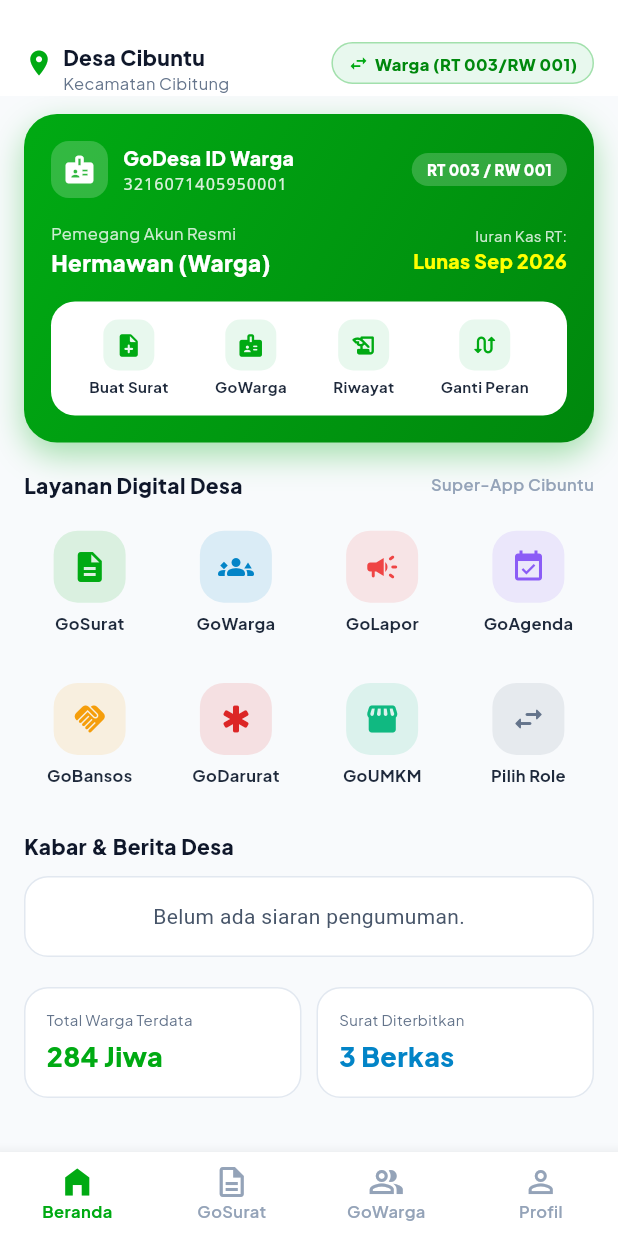
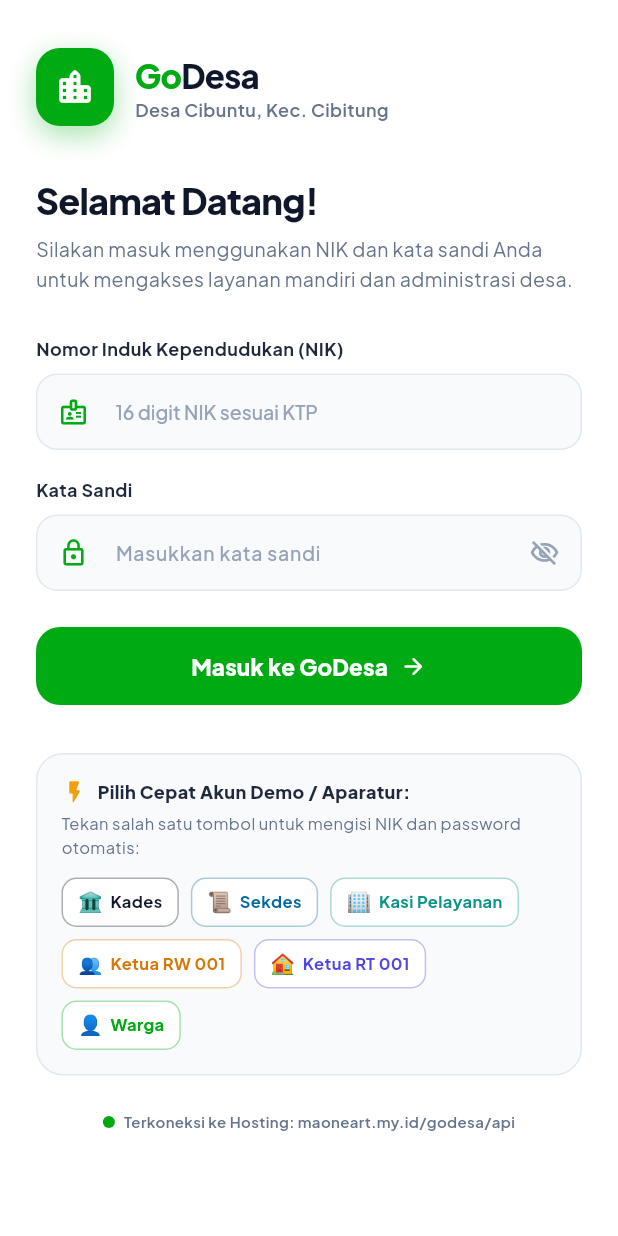
Before and after one commit to maoneart/GoDesa, a Flutter app: the screen it shows after launch, on a phone screen of 412 x 824 dp. Run offline on Flutter 3.47's test engine with Material 3 defaults, Android fonts, the phone set to English and light mode, and no system bars; our stand-ins replace google_fonts, shared_preferences; accounts and stored records are empty.

Commit message:
feat: add Gojek UI LoginScreen with NIK and password, quick demo account switcher, and logout flow

```diff
--- /dev/null
+++ b/flutter_godesa/lib/screens/auth/login_screen.dart
@@ -0,0 +1,512 @@
+import 'package:flutter/material.dart';
+import 'package:flutter/services.dart';
+import 'package:google_fonts/google_fonts.dart';
+import '../../config/app_theme.dart';
+import '../../config/api_config.dart';
+import '../../services/auth_service.dart';
+import '../../widgets/maoneart_modal.dart';
+import '../home_screen.dart';
+
+class LoginScreen extends StatefulWidget {
+  const LoginScreen({super.key});
+
+  @override
+  State<LoginScreen> createState() => _LoginScreenState();
+}
+
+class _LoginScreenState extends State<LoginScreen> {
+  final TextEditingController _nikController = TextEditingController();
+  final TextEditingController _passController = TextEditingController();
+  bool _obscurePassword = true;
+  bool _isLoading = false;
+
+  @override
+  void dispose() {
+    _nikController.dispose();
+    _passController.dispose();
+    super.dispose();
+  }
+
+  void _handleQuickFill({
+    required String title,
+    required String nik,
+    required String pass,
+  }) {
+    _nikController.text = nik;
+    _passController.text = pass;
+    ScaffoldMessenger.of(context).showSnackBar(
+      SnackBar(
+        content: Text(
+          'Akun $title terpilih. Tekan "Masuk ke GoDesa" untuk login.',
+          style: GoogleFonts.plusJakartaSans(fontSize: 12),
+        ),
+        backgroundColor: const Color(0xFF0F172A),
+        behavior: SnackBarBehavior.floating,
+        duration: const Duration(seconds: 2),
+      ),
+    );
+  }
+
+  Future<void> _performLogin() async {
+    final nik = _nikController.text.trim();
+    final pass = _passController.text.trim();
+
+    if (nik.isEmpty) {
+      MaoneArtModal.showAlert(
+        context: context,
+        title: 'NIK Belum Diisi',
+        message: 'Silakan masukkan 16 digit Nomor Induk Kependudukan (NIK) Anda.',
+        icon: Icons.badge_outlined,
+      );
+      return;
+    }
+
+    if (pass.isEmpty) {
+      MaoneArtModal.showAlert(
+        context: context,
+        title: 'Password Belum Diisi',
+        message: 'Silakan masukkan kata sandi akun Anda.',
+        icon: Icons.lock_outline,
+      );
+      return;
+    }
+
+    setState(() => _isLoading = true);
+
+    try {
+      final success = await AuthService().login(nik, pass);
+      if (!mounted) return;
+      setState(() => _isLoading = false);
+
+      if (success) {
+        Navigator.pushReplacement(
+          context,
+          MaterialPageRoute(builder: (_) => const HomeScreen()),
+        );
+      } else {
+        MaoneArtModal.showAlert(
+          context: context,
+          title: 'Gagal Masuk',
+          message: 'NIK atau Password yang Anda masukkan salah. Pastikan data akun Anda sudah sesuai.',
+          isDanger: true,
+          icon: Icons.error_outline_rounded,
+        );
+      }
+    } catch (e) {
+      if (!mounted) return;
+      setState(() => _isLoading = false);
+      MaoneArtModal.showAlert(
+        context: context,
+        title: 'Koneksi Server Bermasalah',
+        message: 'Tidak dapat terhubung ke server API Desa ($e). Pastikan koneksi internet Anda aktif.',
+        isDanger: true,
+        icon: Icons.wifi_off_rounded,
+      );
+    }
+  }
+
+  @override
+  Widget build(BuildContext context) {
+    return Scaffold(
+      backgroundColor: Colors.white,
+      body: SafeArea(
+        child: SingleChildScrollView(
+          padding: const EdgeInsets.symmetric(horizontal: 24, vertical: 20),
+          child: Column(
+            crossAxisAlignment: CrossAxisAlignment.start,
+            children: [
+              const SizedBox(height: 12),
+
+              // Logo & App Branding
+              Row(
+                children: [
+                  Container(
+                    width: 52,
+                    height: 52,
+                    decoration: BoxDecoration(
+                      color: AppTheme.gojekGreen,
+                      borderRadius: BorderRadius.circular(16),
+                      boxShadow: [
+                        BoxShadow(
+                          color: AppTheme.gojekGreen.withOpacity(0.35),
+                          blurRadius: 16,
+                          offset: const Offset(0, 6),
+                        )
+                      ],
+                    ),
+                    child: const Icon(
+                      Icons.location_city_rounded,
+                      size: 28,
+                      color: Colors.white,
+                    ),
+                  ),
+                  const SizedBox(width: 14),
+                  Column(
+                    crossAxisAlignment: CrossAxisAlignment.start,
+                    children: [
+                      Row(
+                        children: [
+                          Text(
+                            'Go',
+                            style: GoogleFonts.plusJakartaSans(
+                              fontSize: 22,
+                              fontWeight: FontWeight.w900,
+                              color: AppTheme.gojekGreen,
+                              letterSpacing: -0.5,
+                            ),
+                          ),
+                          Text(
+                            'Desa',
+                            style: GoogleFonts.plusJakartaSans(
+                              fontSize: 22,
+                              fontWeight: FontWeight.w900,
+                              color: const Color(0xFF0F172A),
+                              letterSpacing: -0.5,
+                            ),
+                          ),
+                        ],
+                      ),
+                      Text(
+                        'Desa Cibuntu, Kec. Cibitung',
+                        style: GoogleFonts.plusJakartaSans(
+                          fontSize: 12,
+                          fontWeight: FontWeight.w600,
+                          color: const Color(0xFF64748B),
+                        ),
+                      ),
+                    ],
+                  ),
+                ],
+              ),
+
+              const SizedBox(height: 32),
+
+              // Greeting
+              Text(
+                'Selamat Datang!',
+                style: GoogleFonts.plusJakartaSans(
+                  fontSize: 24,
+                  fontWeight: FontWeight.w900,
+                  color: const Color(0xFF0F172A),
+                  letterSpacing: -0.5,
+                ),
+              ),
+              const SizedBox(height: 6),
+              Text(
+                'Silakan masuk menggunakan NIK dan kata sandi Anda untuk mengakses layanan mandiri dan administrasi desa.',
+                style: GoogleFonts.plusJakartaSans(
+                  fontSize: 13,
+                  height: 1.5,
+                  color: const Color(0xFF64748B),
+                ),
+              ),
+
+              const SizedBox(height: 28),
+
+              // Form NIK
+              Text(
+                'Nomor Induk Kependudukan (NIK)',
+                style: GoogleFonts.plusJakartaSans(
+                  fontSize: 12,
+                  fontWeight: FontWeight.w700,
+                  color: const Color(0xFF1E293B),
+                ),
+              ),
+              const SizedBox(height: 8),
+              Container(
+                decoration: BoxDecoration(
+                  color: const Color(0xFFF8FAFC),
+                  borderRadius: BorderRadius.circular(14),
+                  border: Border.all(color: const Color(0xFFE2E8F0)),
+                ),
+                child: TextField(
+                  controller: _nikController,
+                  keyboardType: TextInputType.number,
+                  inputFormatters: [
+                    FilteringTextInputFormatter.digitsOnly,
+                    LengthLimitingTextInputFormatter(18),
+                  ],
+                  style: GoogleFonts.plusJakartaSans(
+                    fontSize: 14,
+                    fontWeight: FontWeight.w700,
+                    letterSpacing: 1.2,
+                    color: const Color(0xFF0F172A),
+                  ),
+                  decoration: InputDecoration(
+                    prefixIcon: const Icon(Icons.badge_outlined, color: AppTheme.gojekGreen, size: 20),
+                    suffixIcon: _nikController.text.isNotEmpty
+                        ? IconButton(
+                            icon: const Icon(Icons.clear, size: 18, color: Color(0xFF94A3B8)),
+                            onPressed: () => setState(() => _nikController.clear()),
+                          )
+                        : null,
+                    hintText: '16 digit NIK sesuai KTP',
+                    hintStyle: GoogleFonts.plusJakartaSans(
+                      fontSize: 13,
+                      fontWeight: FontWeight.w500,
+                      letterSpacing: 0,
+                      color: const Color(0xFF94A3B8),
+                    ),
+                    border: InputBorder.none,
+                    contentPadding: const EdgeInsets.symmetric(horizontal: 16, vertical: 14),
+                  ),
+                  onChanged: (_) => setState(() {}),
+                ),
+              ),
+
+              const SizedBox(height: 18),
+
+              // Form Password
+              Text(
+                'Kata Sandi',
+                style: GoogleFonts.plusJakartaSans(
+                  fontSize: 12,
+                  fontWeight: FontWeight.w700,
+                  color: const Color(0xFF1E293B),
+                ),
+              ),
+              const SizedBox(height: 8),
+              Container(
+                decoration: BoxDecoration(
+                  color: const Color(0xFFF8FAFC),
+                  borderRadius: BorderRadius.circular(14),
+                  border: Border.all(color: const Color(0xFFE2E8F0)),
+                ),
+                child: TextField(
+                  controller: _passController,
+                  obscureText: _obscurePassword,
+                  style: GoogleFonts.plusJakartaSans(
+                    fontSize: 14,
+                    fontWeight: FontWeight.w600,
+                    color: const Color(0xFF0F172A),
+                  ),
+                  decoration: InputDecoration(
+                    prefixIcon: const Icon(Icons.lock_outline, color: AppTheme.gojekGreen, size: 20),
+                    suffixIcon: IconButton(
+                      icon: Icon(
+                        _obscurePassword ? Icons.visibility_off_outlined : Icons.visibility_outlined,
+                        size: 20,
+                        color: const Color(0xFF94A3B8),
+                      ),
+                      onPressed: () => setState(() => _obscurePassword = !_obscurePassword),
+                    ),
+                    hintText: 'Masukkan kata sandi',
+                    hintStyle: GoogleFonts.plusJakartaSans(
+                      fontSize: 13,
+                      fontWeight: FontWeight.w500,
+                      color: const Color(0xFF94A3B8),
+                    ),
+                    border: InputBorder.none,
+                    contentPadding: const EdgeInsets.symmetric(horizontal: 16, vertical: 14),
+                  ),
+                ),
+              ),
+
+              const SizedBox(height: 24),
+
+              // Primary Login Button
+              SizedBox(
+                width: double.infinity,
+                height: 52,
+                child: ElevatedButton(
+                  onPressed: _isLoading ? null : _performLogin,
+                  style: ElevatedButton.styleFrom(
+                    backgroundColor: AppTheme.gojekGreen,
+                    foregroundColor: Colors.white,
+                    elevation: 0,
+                    shape: RoundedRectangleBorder(
+                      borderRadius: BorderRadius.circular(16),
+                    ),
+                  ),
+                  child: _isLoading
+                      ? const SizedBox(
+                          width: 22,
+                          height: 22,
+                          child: CircularProgressIndicator(
+                            strokeWidth: 2.5,
+                            valueColor: AlwaysStoppedAnimation<Color>(Colors.white),
+                          ),
+                        )
+                      : Row(
+                          mainAxisAlignment: MainAxisAlignment.center,
+                          children: [
+                            Text(
+                              'Masuk ke GoDesa',
+                              style: GoogleFonts.plusJakartaSans(
+                                fontSize: 15,
+                                fontWeight: FontWeight.w800,
+                              ),
+                            ),
+                            const SizedBox(width: 8),
+                            const Icon(Icons.arrow_forward_rounded, size: 18),
+                          ],
+                        ),
+                ),
+              ),
+
+              const SizedBox(height: 32),
+
+              // Quick Accounts Section for Demo & Aparatur
+              Container(
+                padding: const EdgeInsets.all(16),
+                decoration: BoxDecoration(
+                  color: const Color(0xFFF8FAFC),
+                  borderRadius: BorderRadius.circular(18),
+                  border: Border.all(color: const Color(0xFFE2E8F0)),
+                ),
+                child: Column(
+                  crossAxisAlignment: CrossAxisAlignment.start,
+                  children: [
+                    Row(
+                      children: [
+                        const Icon(Icons.flash_on_rounded, size: 18, color: Color(0xFFF59E0B)),
+                        const SizedBox(width: 6),
+                        Text(
+                          'Pilih Cepat Akun Demo / Aparatur:',
+                          style: GoogleFonts.plusJakartaSans(
+                            fontSize: 12,
+                            fontWeight: FontWeight.w800,
+                            color: const Color(0xFF1E293B),
+                          ),
+                        ),
+                      ],
+                    ),
+                    const SizedBox(height: 4),
+                    Text(
+                      'Tekan salah satu tombol untuk mengisi NIK dan password otomatis:',
+                      style: GoogleFonts.plusJakartaSans(
+                        fontSize: 11,
+                        color: const Color(0xFF64748B),
+                      ),
+                    ),
+                    const SizedBox(height: 12),
+                    Wrap(
+                      spacing: 8,
+                      runSpacing: 8,
+                      children: [
+                        _buildQuickChip(
+                          icon: '🏛️',
+                          title: 'Kades',
+                          name: 'H. Abdul Rohim, S.Sos',
+                          nik: '3216070000000002',
+                          pass: 'kades123',
+                          color: const Color(0xFF0F172A),
+                        ),
+                        _buildQuickChip(
+                          icon: '📜',
+                          title: 'Sekdes',
+                          name: 'H. Muhammad Ridwan',
+                          nik: '3216070000000004',
+                          pass: 'sekdes123',
+                          color: const Color(0xFF0369A1),
+                        ),
+                        _buildQuickChip(
+                          icon: '🏢',
+                          title: 'Kasi Pelayanan',
+                          name: 'Rahmat Hidayat',
+                          nik: '3216070000000003',
+                          pass: 'staff123',
+                          color: const Color(0xFF0D9488),
+                        ),
+                        _buildQuickChip(
+                          icon: '👥',
+                          title: 'Ketua RW 001',
+                          name: 'Bpk. H. Warsito',
+                          nik: '32160701000000005',
+                          pass: 'rw123',
+                          color: const Color(0xFFD97706),
+                        ),
+                        _buildQuickChip(
+                          icon: '🏠',
+                          title: 'Ketua RT 001',
+                          name: 'Bpk. Sutisna',
+                          nik: '3216070101000001',
+                          pass: 'rt123',
+                          color: const Color(0xFF4F46E5),
+                        ),
+                        _buildQuickChip(
+                          icon: '👤',
+                          title: 'Warga',
+                          name: 'Budi Kusuma (KK)',
+                          nik: '32160710890001',
+                          pass: 'warga123',
+                          color: AppTheme.gojekGreen,
+                        ),
+                      ],
+                    ),
+                  ],
+                ),
+              ),
+
+              const SizedBox(height: 24),
+
+              // Server Indicator
+              Center(
+                child: Row(
+                  mainAxisSize: MainAxisSize.min,
+                  children: [
+                    Container(
+                      width: 8,
+                      height: 8,
+                      decoration: const BoxDecoration(
+                        color: AppTheme.gojekGreen,
+                        shape: BoxShape.circle,
+                      ),
+                    ),
+                    const SizedBox(width: 6),
+                    Text(
+                      'Terkoneksi ke Hosting: ${ApiConfig.baseUrl.replaceAll('https://', '')}',
+                      style: GoogleFonts.plusJakartaSans(
+                        fontSize: 10,
+                        fontWeight: FontWeight.w600,
+                        color: const Color(0xFF64748B),
+                      ),
+                    ),
+                  ],
+                ),
+              ),
+              const SizedBox(height: 16),
+            ],
+          ),
+        ),
+      ),
+    );
+  }
+
+  Widget _buildQuickChip({
+    required String icon,
+    required String title,
+    required String name,
+    required String nik,
+    required String pass,
+    required Color color,
+  }) {
+    return InkWell(
+      onTap: () => _handleQuickFill(title: title, nik: nik, pass: pass),
+      borderRadius: BorderRadius.circular(10),
+      child: Container(
+        padding: const EdgeInsets.symmetric(horizontal: 10, vertical: 6),
+        decoration: BoxDecoration(
+          color: Colors.white,
+          borderRadius: BorderRadius.circular(10),
+          border: Border.all(color: color.withOpacity(0.35)),
+        ),
+        child: Row(
+          mainAxisSize: MainAxisSize.min,
+          children: [
+            Text(icon, style: const TextStyle(fontSize: 13)),
+            const SizedBox(width: 5),
+            Text(
+              title,
+              style: GoogleFonts.plusJakartaSans(
+                fontSize: 11,
+                fontWeight: FontWeight.w700,
+                color: color,
+              ),
+            ),
+          ],
+        ),
+      ),
+    );
+  }
+}
--- a/flutter_godesa/lib/screens/home_screen.dart
+++ b/flutter_godesa/lib/screens/home_screen.dart
@@ -8,6 +8,7 @@
 import 'surat/surat_create_screen.dart';
 import 'warga/warga_directory_screen.dart';
 import 'profil/profil_screen.dart';
+import 'auth/login_screen.dart';
 
 class HomeScreen extends StatefulWidget {
   const HomeScreen({super.key});
@@ -53,6 +54,28 @@
     }
   }
 
+  void _confirmLogout() {
+    MaoneArtModal.showConfirm(
+      context: context,
+      title: 'Keluar dari Akun',
+      message: 'Apakah Anda yakin ingin keluar dari sesi akun ini?',
+      confirmText: 'Ya, Keluar',
+      cancelText: 'Batal',
+      isDanger: true,
+      icon: Icons.logout_rounded,
+      onConfirm: () async {
+        await _auth.logout();
+        if (mounted) {
+          Navigator.pushAndRemoveUntil(
+            context,
+            MaterialPageRoute(builder: (_) => const LoginScreen()),
+            (route) => false,
+          );
+        }
+      },
+    );
+  }
+
   @override
   Widget build(BuildContext context) {
     final user = _auth.currentUser;
@@ -94,6 +117,8 @@
                   ),
                 ],
               ),
+              Row(
+                children: [
                   InkWell(
                     onTap: _showRoleSwitcher,
                     borderRadius: BorderRadius.circular(20),
@@ -119,6 +144,22 @@
                         ],
                       ),
                     ),
+                  ),
+                  const SizedBox(width: 8),
+                  InkWell(
+                    onTap: _confirmLogout,
+                    borderRadius: BorderRadius.circular(20),
+                    child: Container(
+                      padding: const EdgeInsets.all(6),
+                      decoration: BoxDecoration(
+                        color: const Color(0xFFFEF2F2),
+                        borderRadius: BorderRadius.circular(20),
+                        border: Border.all(color: const Color(0xFFFECACA)),
+                      ),
+                      child: const Icon(Icons.logout_rounded, size: 16, color: AppTheme.gojekRed),
+                    ),
+                  ),
+                ],
               ),
             ],
           ),
--- a/flutter_godesa/lib/screens/profil/profil_screen.dart
+++ b/flutter_godesa/lib/screens/profil/profil_screen.dart
@@ -4,6 +4,7 @@
 import '../../config/api_config.dart';
 import '../../services/auth_service.dart';
 import '../../widgets/maoneart_modal.dart';
+import '../auth/login_screen.dart';
 
 class ProfilScreen extends StatefulWidget {
   const ProfilScreen({super.key});
@@ -230,6 +231,51 @@
                 ],
               ),
             ),
+            const SizedBox(height: 20),
+
+            // Logout Button
+            SizedBox(
+              width: double.infinity,
+              height: 48,
+              child: OutlinedButton.icon(
+                onPressed: () {
+                  MaoneArtModal.showConfirm(
+                    context: context,
+                    title: 'Keluar dari Akun',
+                    message: 'Apakah Anda yakin ingin keluar dari akun desa ini?',
+                    confirmText: 'Ya, Keluar',
+                    cancelText: 'Batal',
+                    isDanger: true,
+                    icon: Icons.logout_rounded,
+                    onConfirm: () async {
+                      await AuthService().logout();
+                      if (context.mounted) {
+                        Navigator.pushAndRemoveUntil(
+                          context,
+                          MaterialPageRoute(builder: (_) => const LoginScreen()),
+                          (route) => false,
+                        );
+                      }
+                    },
+                  );
+                },
+                icon: const Icon(Icons.logout_rounded, size: 18, color: AppTheme.gojekRed),
+                label: Text(
+                  'Keluar dari Akun',
+                  style: GoogleFonts.plusJakartaSans(
+                    fontSize: 14,
+                    fontWeight: FontWeight.w700,
+                    color: AppTheme.gojekRed,
+                  ),
+                ),
+                style: OutlinedButton.styleFrom(
+                  side: const BorderSide(color: Color(0xFFFCA5A5)),
+                  shape: RoundedRectangleBorder(borderRadius: BorderRadius.circular(14)),
+                  backgroundColor: const Color(0xFFFEF2F2),
+                ),
+              ),
+            ),
+            const SizedBox(height: 24),
           ],
         ),
       ),
--- a/flutter_godesa/lib/screens/splash_screen.dart
+++ b/flutter_godesa/lib/screens/splash_screen.dart
@@ -3,6 +3,7 @@
 import '../config/app_theme.dart';
 import '../services/auth_service.dart';
 import 'home_screen.dart';
+import 'auth/login_screen.dart';
 
 class SplashScreen extends StatefulWidget {
   const SplashScreen({super.key});
@@ -22,9 +23,12 @@
     await AuthService().init();
     await Future.delayed(const Duration(milliseconds: 1400));
     if (mounted) {
+      final isLoggedIn = AuthService().isLoggedIn;
       Navigator.pushReplacement(
         context,
-        MaterialPageRoute(builder: (_) => const HomeScreen()),
+        MaterialPageRoute(
+          builder: (_) => isLoggedIn ? const HomeScreen() : const LoginScreen(),
+        ),
       );
     }
   }
--- a/flutter_godesa/lib/services/auth_service.dart
+++ b/flutter_godesa/lib/services/auth_service.dart
@@ -24,27 +24,7 @@
       } catch (_) {}
     }
 
-    // Default Demo: Hermawan (Warga RT 003 / RW 001)
-    _currentUser = UserModel(
-      id: 53,
-      nik: '3216071405950001',
-      noKk: '32160701030001',
-      nama: 'Hermawan (Warga)',
-      tempatLahir: 'Bekasi',
-      tanggalLahir: '1995-05-14',
-      jenisKelamin: 'Laki-laki',
-      agama: 'Islam',
-      statusPerkawinan: 'Kawin',
-      pekerjaan: 'Karyawan Swasta / Desainer Grafis',
-      kewarganegaraan: 'WNI',
-      golonganDarah: 'O',
-      email: 'hermawan@gmail.com',
-      role: 'warga',
-      noHp: '089533377788',
-      alamat: 'Kp. Cibuntu RT 003 / RW 001, Desa Cibuntu',
-      rt: '003',
-      rw: '001',
-    );
+    _currentUser = null;
     notifyListeners();
   }
 
```
Lines whose indentation alone changed are shown as unchanged.
